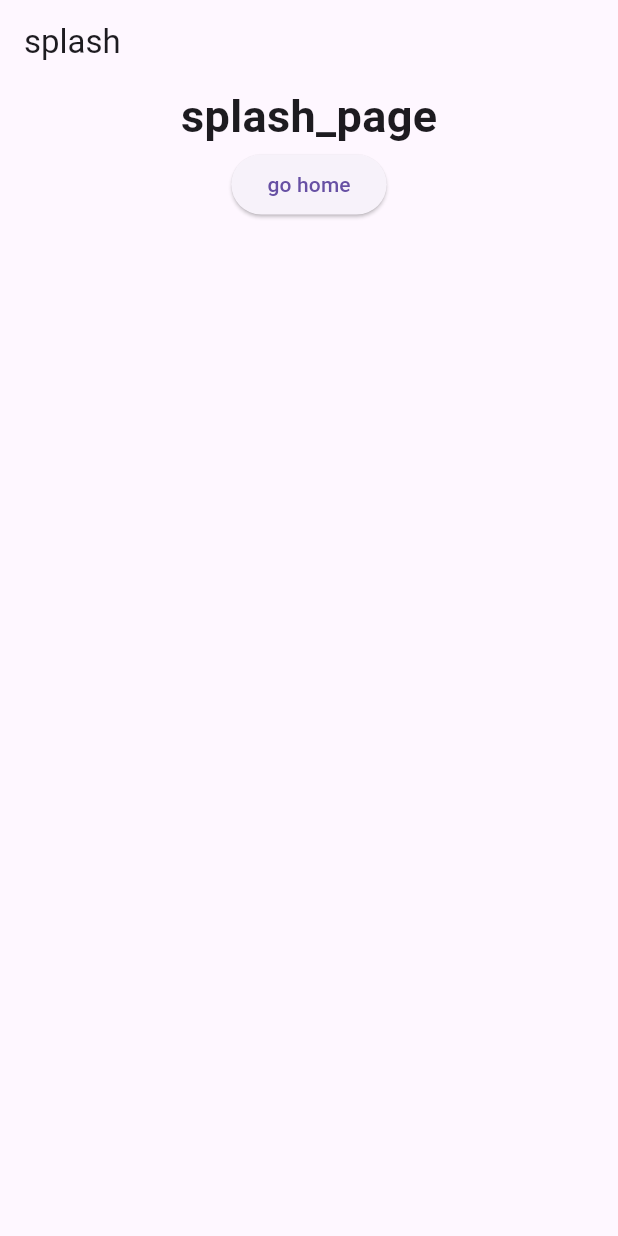
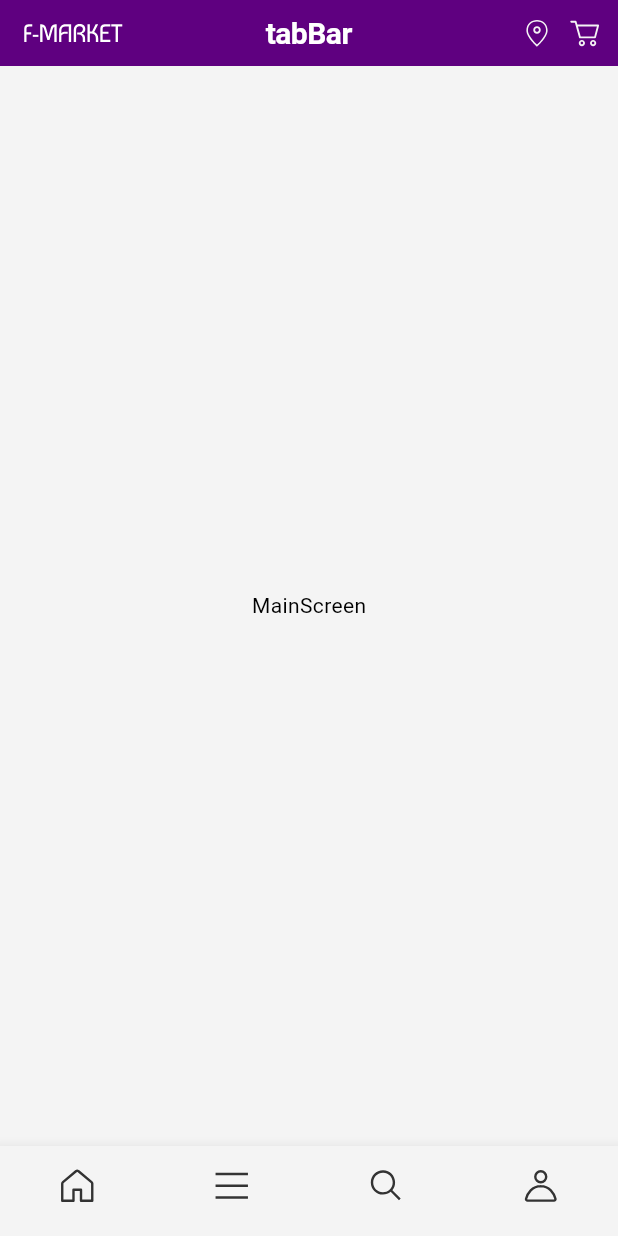
Before and after one commit to lol-chang/e-commerce-app, a Flutter app: the screen it shows after launch, on a phone screen of 412 x 824 dp. Run offline on Flutter 3.47's test engine with Material 3 defaults, Android fonts, the phone set to English and light mode, and no system bars; our stand-ins replace flutter_svg, go_router, velocity_x; Roboto replaces fonts that are missing (Pretendard).

Commit message:
Feat: Material Design / Scaffold Screen Design Setting

```diff
--- /dev/null
+++ b/lib/core/theme/constant/app_icons.dart
@@ -0,0 +1,39 @@
+class AppIcons {
+  static const String mainLogo = 'assets/svg/main_logo.svg';
+  static const String location = 'assets/svg/icon-location.svg';
+  static const String cart = 'assets/svg/icon-cart.svg';
+  static const String chat = 'assets/svg/icon-chat.svg';
+  static const String checkMark = 'assets/svg/checkmark.svg';
+  static const String chevronRight = 'assets/svg/icon-chevron_right.svg';
+  static const String close = 'assets/svg/icon-close.svg';
+  static const String closeCircleFill = 'assets/svg/icon-close_alt_fill.svg';
+  static const String add = 'assets/svg/icon-add.svg';
+  static const String subtract = 'assets/svg/icon-subtract.svg';
+  static const String checkMarkCircle = 'assets/svg/icon-checkmark_circle.svg';
+  static const String checkMarkCircleFill =
+      'assets/svg/icon-checkmark_circle_fill.svg';
+  static const String chatKakaotalk = 'assets/svg/icon-kakaotalk_simple.svg';
+
+  static const String navHome = 'assets/svg/nav-home.svg';
+  static const String navHomeOn = 'assets/svg/nav-home_on.svg';
+
+  static const String navCategory = 'assets/svg/nav-category.svg';
+  static const String navCategoryOn = 'assets/svg/nav-category_on.svg';
+
+  static const String navSearch = 'assets/svg/nav-search.svg';
+  static const String navSearchOn = 'assets/svg/nav-search_on.svg';
+
+  static const String navUser = 'assets/svg/nav-user.svg';
+  static const String navUserOn = 'assets/svg/nav-user_on.svg';
+
+  //icon
+  static const String blog = 'assets/icon/ico_blog.png';
+  static const String fb = 'assets/icon/ico_fb.png';
+  static const String instagram = 'assets/icon/ico_instagram.png';
+  static const String naverpost = 'assets/icon/ico_naverpost.png';
+  static const String youtube = 'assets/icon/ico_youtube.png';
+
+  //image
+  static const String kakaoLogin = 'assets/image/kakao_login_btn.png';
+  static const String badge = 'assets/image/badge.png';
+}
--- /dev/null
+++ b/lib/core/theme/custom/custom_theme.dart
@@ -0,0 +1,145 @@
+import 'package:flutter/material.dart';
+
+import '../constant/app_colors.dart';
+import 'custom_font_weight.dart';
+
+class CustomTheme {
+  /// Typography
+  static final textTheme = TextTheme(
+    displayLarge: TextStyle(
+      color: AppColors.black,
+      fontSize: 57,
+      fontWeight: CustomFontWeight.regular,
+      height: 68 / 57,
+    ),
+    displayMedium: TextStyle(
+      color: AppColors.black,
+      fontSize: 45,
+      fontWeight: CustomFontWeight.regular,
+      height: 54 / 45,
+    ),
+    displaySmall: TextStyle(
+      color: AppColors.black,
+      fontSize: 36,
+      fontWeight: CustomFontWeight.regular,
+      letterSpacing: -0.35,
+      height: 45 / 36,
+    ),
+    headlineLarge: TextStyle(
+      color: AppColors.black,
+      fontSize: 32,
+      fontWeight: CustomFontWeight.semiBold,
+      height: 40 / 32,
+    ),
+    headlineMedium: TextStyle(
+      color: AppColors.black,
+      fontSize: 22,
+      fontWeight: CustomFontWeight.semiBold,
+      height: 28 / 22,
+    ),
+    headlineSmall: TextStyle(
+      color: AppColors.black,
+      fontSize: 20,
+      fontWeight: CustomFontWeight.regular,
+      letterSpacing: -0.35,
+      height: 25 / 20,
+    ),
+    titleLarge: TextStyle(
+      color: AppColors.black,
+      fontSize: 18,
+      fontWeight: CustomFontWeight.regular,
+      letterSpacing: -0.35,
+      height: 23 / 18,
+    ),
+    titleMedium: TextStyle(
+      color: AppColors.black,
+      fontSize: 16,
+      fontWeight: CustomFontWeight.regular,
+      letterSpacing: 0.1,
+      height: 20 / 16,
+    ),
+    titleSmall: TextStyle(
+      color: AppColors.black,
+      fontSize: 14,
+      fontWeight: CustomFontWeight.regular,
+      letterSpacing: 0.12,
+      height: 18 / 14,
+    ),
+    bodyLarge: TextStyle(
+      color: AppColors.black,
+      fontSize: 16,
+      fontWeight: CustomFontWeight.regular,
+      letterSpacing: 0.5,
+      height: 24 / 16,
+    ),
+    bodyMedium: TextStyle(
+      color: AppColors.black,
+      fontSize: 14,
+      fontWeight: CustomFontWeight.regular,
+      letterSpacing: 0.25,
+      height: 21 / 14,
+    ),
+    bodySmall: TextStyle(
+      color: AppColors.black,
+      fontSize: 12,
+      fontWeight: CustomFontWeight.regular,
+      letterSpacing: 0.4,
+      height: 18 / 12,
+    ),
+    labelLarge: TextStyle(
+      color: AppColors.black,
+      fontSize: 13,
+      fontWeight: CustomFontWeight.regular,
+      letterSpacing: 0.5,
+      height: 16 / 13,
+    ),
+    labelMedium: TextStyle(
+      color: AppColors.black,
+      fontSize: 12,
+      fontWeight: CustomFontWeight.regular,
+      letterSpacing: 0.25,
+      height: 15 / 12,
+    ),
+    labelSmall: TextStyle(
+      color: AppColors.black,
+      fontSize: 11,
+      fontWeight: CustomFontWeight.regular,
+      height: 15 / 11,
+    ),
+  );
+
+  /// color_scheme
+  static final colorScheme = ColorScheme(
+    brightness: Brightness.light,
+    primary: AppColors.primary,
+    onPrimary: AppColors.onPrimary,
+    primaryContainer: AppColors.primaryContainer,
+    secondary: AppColors.secondary,
+    onSecondary: AppColors.onSecondary,
+    error: AppColors.error,
+    onError: AppColors.onError,
+    background: AppColors.background,
+    onBackground: AppColors.onBackground,
+    surface: AppColors.surface,
+    onSurface: AppColors.onSurface,
+    surfaceVariant: AppColors.surfaceVariant,
+    onSurfaceVariant: AppColors.onSurfaceVariant,
+    outline: AppColors.outline,
+    shadow: AppColors.shadow,
+    inverseSurface: AppColors.inverseSurface,
+    onInverseSurface: AppColors.onInverseSurface,
+    inversePrimary: AppColors.inversePrimary,
+  );
+}
+
+extension ColorSchemeEx on ColorScheme {
+  Color get positive => AppColors.positive;
+
+  Color get contentPrimary => AppColors.contentPrimary;
+
+  Color get contentSecondary => AppColors.contentSecondary;
+
+  Color get contentTertiary => AppColors.contentTertiary;
+
+  Color get contentFourth => AppColors.contentFourth;
+}
--- /dev/null
+++ b/lib/core/theme/theme_data.dart
@@ -0,0 +1,11 @@
+import 'package:flutter/material.dart';
+import 'custom/custom_theme.dart';
+
+class CustomThemeData {
+  static ThemeData get themeData => ThemeData(
+        useMaterial3: true,
+        colorScheme: CustomTheme.colorScheme,
+        fontFamily: 'Pretendard',
+        textTheme: CustomTheme.textTheme,
+      );
+}
--- a/lib/main.dart
+++ b/lib/main.dart
@@ -1,4 +1,5 @@
 import 'package:flutter/material.dart';
+import 'core/theme/theme_data.dart';
 import 'presentation/routes/routes.dart';
 
 void main() {
@@ -12,6 +13,7 @@ class MainApp extends StatelessWidget {
   Widget build(BuildContext context) {
     return MaterialApp.router(
       routerConfig: router,
+      theme: CustomThemeData.themeData,
     );
   }
 }
--- /dev/null
+++ b/lib/presentation/main/main_screen.dart
@@ -0,0 +1,75 @@
+import 'package:flutter/material.dart';
+import 'package:flutter_svg/flutter_svg.dart';
+import 'package:velocity_x/velocity_x.dart';
+import '../../core/theme/constant/app_icons.dart';
+
+class MainScreen extends StatelessWidget {
+  const MainScreen({super.key});
+
+  @override
+  Widget build(BuildContext context) {
+    return Scaffold(
+      appBar: PreferredSize(
+        preferredSize: Size.fromHeight(44),
+        child: Container(
+          padding: const EdgeInsets.symmetric(vertical: 8, horizontal: 6),
+          color: Theme.of(context).colorScheme.primary,
+          child: AppBar(
+            leading: Padding(
+              padding: const EdgeInsets.all(8.0),
+              child: SvgPicture.asset(AppIcons.mainLogo),
+            ),
+            title: 'tabBar'.text.bold.size(20).white.make(),
+            actions: <Widget>[
+              Padding(
+                padding: const EdgeInsets.all(4.0),
+                child: SvgPicture.asset(
+                  AppIcons.location,
+                  colorFilter: ColorFilter.mode(
+                      Theme.of(context).colorScheme.surface, BlendMode.srcIn),
+                ),
+              ),
+              Padding(
+                padding: const EdgeInsets.all(4.0),
+                child: SvgPicture.asset(
+                  AppIcons.cart,
+                  colorFilter: ColorFilter.mode(
+                      Theme.of(context).colorScheme.surface, BlendMode.srcIn),
+                ),
+              ),
+            ],
+            backgroundColor: Colors.transparent,
+            centerTitle: true,
+            leadingWidth: 86,
+          ),
+        ),
+      ),
+      body: Center(
+        child: Text('MainScreen'),
+      ),
+      bottomNavigationBar: BottomNavigationBar(
+        items: [
+          BottomNavigationBarItem(
+            icon: SvgPicture.asset(AppIcons.navHome),
+            label: 'home',
+          ),
+          BottomNavigationBarItem(
+            icon: SvgPicture.asset(AppIcons.navCategory),
+            label: 'category',
+          ),
+          BottomNavigationBarItem(
+            icon: SvgPicture.asset(AppIcons.navSearch),
+            label: 'search',
+          ),
+          BottomNavigationBarItem(
+            icon: SvgPicture.asset(AppIcons.navUser),
+            label: 'user',
+          ),
+        ],
+        type: BottomNavigationBarType.fixed,
+        showSelectedLabels: false,
+        showUnselectedLabels: false,
+      ),
+    );
+  }
+}
--- a/lib/presentation/pages/home/home_page.dart
+++ b/lib/presentation/pages/home/home_page.dart
@@ -6,7 +6,7 @@ class HomePage extends StatelessWidget {
   @override
   Widget build(BuildContext context) {
     return Scaffold(
-      appBar: AppBar(title: Text('home')),
+      appBar: AppBar(title: const Text('home')),
       body: Center(
         child: Text(
           'home_page',
--- a/lib/presentation/pages/splash/splash_page.dart
+++ b/lib/presentation/pages/splash/splash_page.dart
@@ -1,29 +1,34 @@
 import 'package:flutter/material.dart';
+import 'package:flutter_svg/flutter_svg.dart';
 import 'package:go_router/go_router.dart';
 
+import '../../../core/theme/constant/app_icons.dart';
 import '../../routes/route_path.dart';
 
-class SplashPage extends StatelessWidget {
+class SplashPage extends StatefulWidget {
   const SplashPage({super.key});
+
+  @override
+  State<SplashPage> createState() => _SplashPageState();
+}
+
+class _SplashPageState extends State<SplashPage> {
+  //TODO - 현재 하드 코딩 상태(리팩토링 필요)
+  @override
+  void initState() {
+    super.initState();
+    Future.delayed(Duration(seconds: 2), () {
+      context.go(RoutePath.main);
+    });
+  }
 
   @override
   Widget build(BuildContext context) {
     return Scaffold(
-      appBar: AppBar(title: Text('splash')),
       body: Center(
-        child: Column(
-          children: [
-            Text(
-              'splash_page',
-              style: TextStyle(fontSize: 30, fontWeight: FontWeight.bold),
-            ),
-            ElevatedButton(
-              onPressed: () => context.push(RoutePath.home),
-              child: Text('go home'),
-            ),
-          ],
-        ),
+        child: SvgPicture.asset(AppIcons.mainLogo),
       ),
+      backgroundColor: Theme.of(context).colorScheme.primary,
     );
   }
 }
--- a/lib/presentation/routes/route_path.dart
+++ b/lib/presentation/routes/route_path.dart
@@ -1,4 +1,4 @@
 class RoutePath {
-  static const String home = '/home';
+  static const String main = '/';
   static const String splash = '/splash';
 }
--- a/lib/presentation/routes/routes.dart
+++ b/lib/presentation/routes/routes.dart
@@ -1,6 +1,6 @@
 import 'package:go_router/go_router.dart';
 
-import '../pages/home/home_page.dart';
+import '../main/main_screen.dart';
 import '../pages/splash/splash_page.dart';
 import 'route_path.dart';
 
@@ -12,9 +12,9 @@ final GoRouter router = GoRouter(
       builder: (context, state) => const SplashPage(),
     ),
     GoRoute(
-      path: RoutePath.home,
-      name: 'home',
-      builder: (context, state) => const HomePage(),
+      path: RoutePath.main,
+      name: 'main',
+      builder: (context, state) => const MainScreen(),
     ),
   ],
   initialLocation: '/splash',
```
Also changed, not shown: lib/core/theme/constant/app_colors.dart (added, +40 -0 lines), lib/core/theme/custom/custom_app_bar.dart (added, +49 -0 lines), lib/core/theme/custom/custom_font_weight.dart (added, +17 -0 lines), pubspec.yaml (+7 -5 lines), pubspec.lock.
